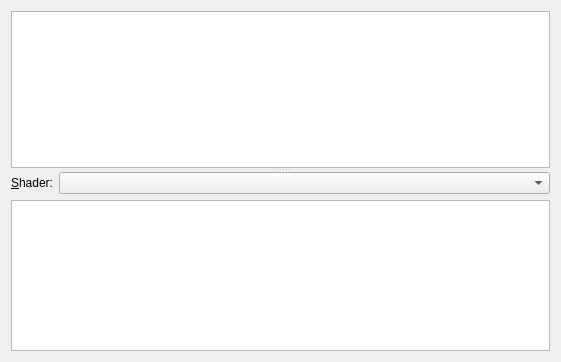
This is plugins/quickinspector/materialextension/materialtab.ui in KDAB/GammaRay as Qt 5 draws it before an edit. The edited form follows.
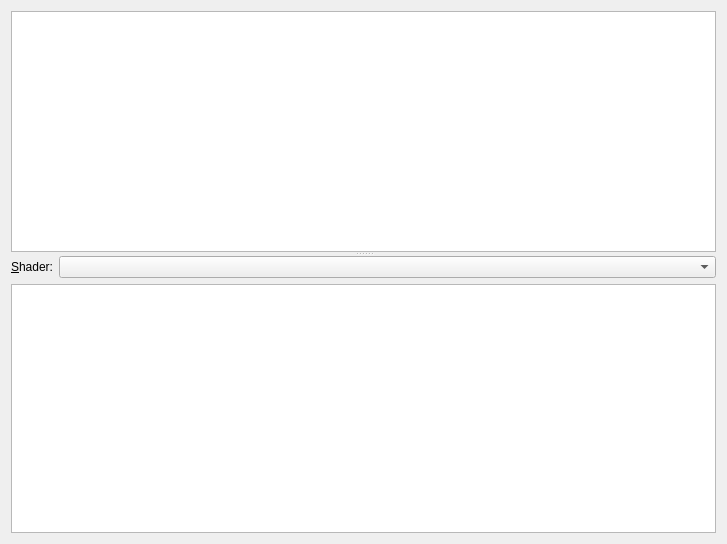
This is the edited form. Custom widgets are drawn as their Qt base class.

```diff
--- a/plugins/quickinspector/materialextension/materialtab.ui
+++ b/plugins/quickinspector/materialextension/materialtab.ui
@@ -6,8 +6,8 @@
    <rect>
     <x>0</x>
     <y>0</y>
-    <width>561</width>
-    <height>362</height>
+    <width>727</width>
+    <height>544</height>
    </rect>
   </property>
   <layout class="QHBoxLayout" name="horizontalLayout_2">
@@ -19,11 +19,7 @@
      <property name="childrenCollapsible">
       <bool>false</bool>
      </property>
-     <widget class="GammaRay::DeferredTreeView" name="materialPropertyView">
-      <property name="rootIsDecorated">
-       <bool>false</bool>
-      </property>
-     </widget>
+     <widget class="GammaRay::DeferredTreeView" name="materialPropertyView"/>
      <widget class="QWidget" name="">
       <layout class="QVBoxLayout" name="verticalLayout">
        <item>
```
